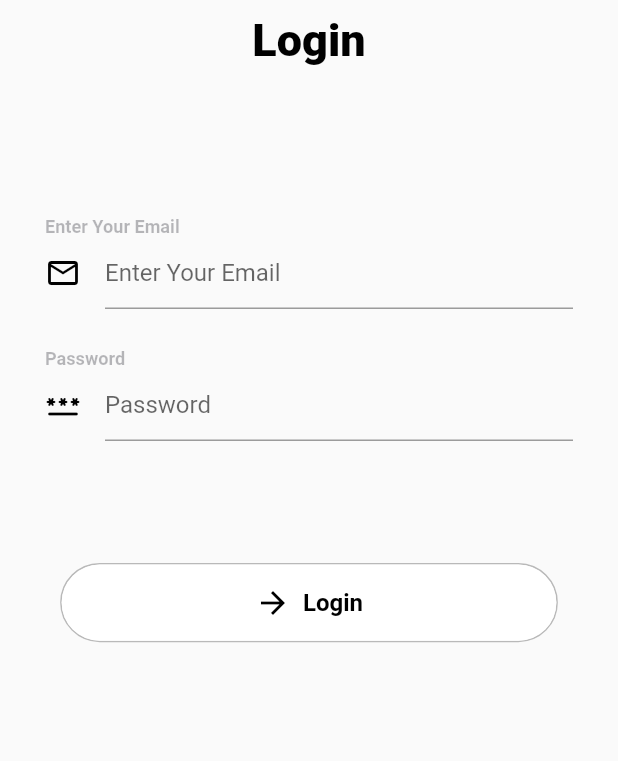
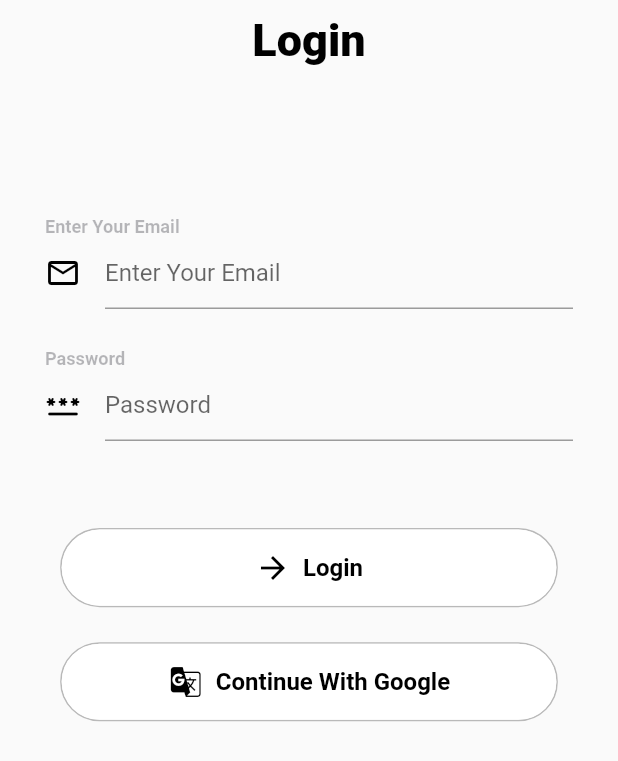
Before and after one commit to dancrux/mvvm_task, a Flutter app: the screen it shows after launch, on a phone screen of 412 x 824 dp. Shown: the top 761 px of the screen. Run offline on Flutter 3.47's test engine with Material 2 defaults, Android fonts, the phone set to English and light mode, and no system bars; our stand-ins replace firebase_auth, firebase_core, google_sign_in, shared_preferences; accounts and stored records are empty.

Commit message:
improvements on auth

```diff
--- a/lib/constants/strings.dart
+++ b/lib/constants/strings.dart
@@ -15,6 +15,7 @@ class AppStrings {
   static const emailHint = 'Enter Your Email';
   static const email = 'Email';
   static const signUpWithPhone = 'Continue With Phone';
+  static const signUpWithGoogle = 'Continue With Google';
   static const continueText = 'Continue';
   static const dbTableName = 'user';
 
--- /dev/null
+++ b/lib/db/app_sqlite_.dart
@@ -0,0 +1,3 @@
+import 'package:flutter/material.dart';
+
+class AppSqliteDb {}
--- a/lib/view/auth/login.dart
+++ b/lib/view/auth/login.dart
@@ -8,6 +8,7 @@ import 'package:mvvm_task/utitlities/spacing.dart';
 import 'package:mvvm_task/utitlities/validator.dart';
 import 'package:mvvm_task/view/customWidgets/continue_button.dart';
 import 'package:mvvm_task/view/customWidgets/custom.dart';
+import 'package:mvvm_task/view/customWidgets/google_button.dart';
 import 'package:mvvm_task/view/customWidgets/icon_button.dart';
 import 'package:mvvm_task/view/home/home.dart';
 import 'package:mvvm_task/viewmodels/auth_viewmodel.dart';
@@ -65,12 +66,7 @@ class _LoginScreenState extends State<LoginScreen> {
                     child: Column(
                       mainAxisAlignment: MainAxisAlignment.end,
                       children: [
-                        SizedBox(
-                          height: getProportionateScreenHeight(23.0),
-                        ),
-                        Padding(
-                          padding: const EdgeInsets.only(bottom: 43),
-                          child: createIconButton(() async {
+                        createIconButton(() async {
                           if (_formKey.currentState!.validate()) {
                             FocusScope.of(context).unfocus;
                             String email = _emailTextController.text.trim();
@@ -89,7 +85,24 @@ class _LoginScreenState extends State<LoginScreen> {
                             }
                           }
                         }, AppStrings.login),
-                        )
+                        SizedBox(
+                          height: getProportionateScreenHeight(23.0),
+                        ),
+                        Padding(
+                          padding: const EdgeInsets.only(bottom: 43),
+                          child: createGoogleButton(() async {
+                            User? user = await authProvider.signInWithGoogle(
+                                context: context);
+
+                            if (user != null) {
+                              Navigator.pushNamed(
+                                  context, AppStrings.homeRoute);
+                            }
+                          }, AppStrings.signUpWithGoogle),
+                        ),
+                        SizedBox(
+                          height: getProportionateScreenHeight(23.0),
+                        ),
                       ],
                     ),
                   ),
--- /dev/null
+++ b/lib/view/customWidgets/google_button.dart
@@ -0,0 +1,34 @@
+import 'package:flutter/material.dart';
+import 'package:mvvm_task/constants/colors.dart';
+import 'package:mvvm_task/utitlities/size_config.dart';
+
+Container createGoogleButton(Function clicked, String buttontext) {
+  return Container(
+    decoration: BoxDecoration(
+        borderRadius: BorderRadius.circular(30),
+        border: Border.all(color: AppColors.grey)),
+    height: getProportionateScreenHeight(52),
+    width: getProportionateScreenWidth(302),
+    child: TextButton.icon(
+      icon: const Icon(
+        Icons.g_translate_outlined,
+        color: AppColors.black,
+      ),
+      onPressed: () {
+        clicked();
+      },
+      label: Text(
+        buttontext,
+        style: TextStyle(
+            color: Colors.black, fontSize: 16, fontWeight: FontWeight.w600),
+      ),
+      style: ButtonStyle(
+          backgroundColor:
+              MaterialStateColor.resolveWith((states) => Colors.white),
+          shape: MaterialStateProperty.resolveWith(
+              (states) => RoundedRectangleBorder(
+                    borderRadius: BorderRadius.circular(30),
+                  ))),
+    ),
+  );
+}
--- a/lib/viewmodels/home_viewmodel.dart
+++ b/lib/viewmodels/home_viewmodel.dart
@@ -17,8 +17,9 @@ class HomeViewModel extends ChangeNotifier {
 
   List<Medicine> medicineInfo = List.empty();
 
-  Future<List<Medicine>> getBooks(BuildContext context,
-      [String? searchTerm]) async {
+  Future<List<Medicine>> getMedInfo(
+    BuildContext context,
+  ) async {
     _state = HomeState.loading;
     notifyListeners();
     try {
--- a/pubspec.yaml
+++ b/pubspec.yaml
@@ -40,6 +40,7 @@ dependencies:
 
   shared_preferences: ^2.0.8
   http: ^0.13.4
+  google_sign_in: ^5.2.1
 
 dev_dependencies:
   flutter_test:
```
Also changed, not shown: lib/view/home/home.dart (+95 -0 lines), lib/viewmodels/auth_viewmodel.dart (+50 -1 lines), pubspec.lock. Lines whose indentation alone changed are shown as unchanged.
